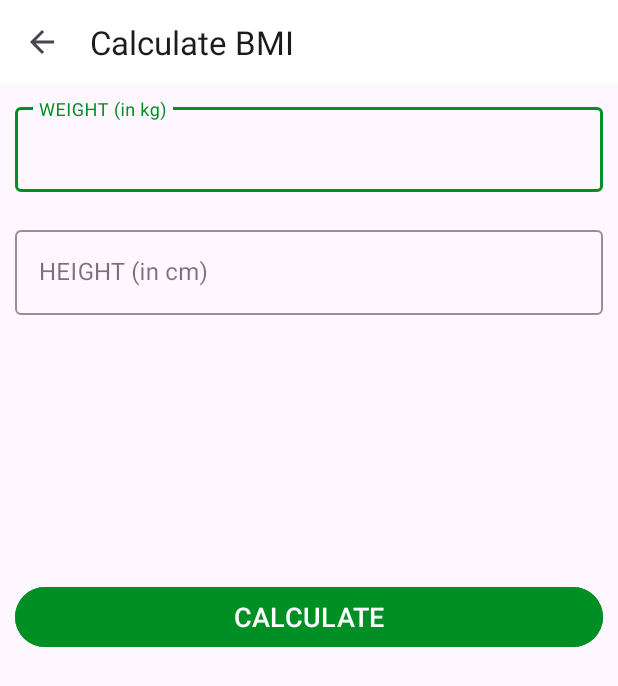
After one commit to savanj09/7MinutesWorkout, an Android app: the BMIActivity screen opened directly, with no data from a screen before it, on a phone screen of 412 x 824 dp. The commit adds this screen. Shown: the top 686 px of the screen. Run offline under Robolectric (Android 15) with nearby library versions, the phone set to English and light mode, and no system bars.

Commit message:
Adding the BMI Screen,Finish Activity and custom back dialog.

```diff
--- /dev/null
+++ b/app/src/main/res/layout/activity_bmi.xml
@@ -0,0 +1,127 @@
+<?xml version="1.0" encoding="utf-8"?>
+<RelativeLayout xmlns:android="http://schemas.android.com/apk/res/android"
+    xmlns:app="http://schemas.android.com/apk/res-auto"
+    xmlns:tools="http://schemas.android.com/tools"
+    android:layout_width="match_parent"
+    android:layout_height="match_parent"
+    tools:context=".BMIActivity">
+    <androidx.appcompat.widget.Toolbar
+        android:id="@+id/toolbar_bmi_activity"
+        android:layout_width="match_parent"
+        android:layout_height="?android:attr/actionBarSize"
+        android:background="#FFFFFF" />
+
+    <com.google.android.material.textfield.TextInputLayout
+        android:id="@+id/tilMetricUnitWeight"
+        android:layout_margin="10dp"
+        app:boxStrokeColor="@color/colorAccent"
+        app:hintTextColor="@color/colorAccent"
+        android:layout_below="@id/toolbar_bmi_activity"
+        style="@style/Widget.MaterialComponents.TextInputLayout.OutlinedBox"
+        android:layout_width="match_parent"
+        android:layout_height="wrap_content">
+
+        <androidx.appcompat.widget.AppCompatEditText
+            android:id="@+id/etMetricUnitWeight"
+            android:layout_width="match_parent"
+            android:layout_height="wrap_content"
+            android:hint="WEIGHT (in kg)"
+            android:inputType="numberDecimal"
+            android:textSize="16sp">
+
+
+
+        </androidx.appcompat.widget.AppCompatEditText>
+
+
+    </com.google.android.material.textfield.TextInputLayout>
+
+    <com.google.android.material.textfield.TextInputLayout
+        android:id="@+id/tilMetricUnitHeight"
+        android:layout_margin="10dp"
+        app:boxStrokeColor="@color/colorAccent"
+        app:hintTextColor="@color/colorAccent"
+        android:layout_marginTop="10dp"
+        android:layout_below="@id/tilMetricUnitWeight"
+        style="@style/Widget.MaterialComponents.TextInputLayout.OutlinedBox"
+        android:layout_width="match_parent"
+        android:layout_height="wrap_content">
+
+        <androidx.appcompat.widget.AppCompatEditText
+            android:id="@+id/etMetricUnitHeight"
+            android:layout_width="match_parent"
+            android:layout_height="wrap_content"
+            android:hint="HEIGHT (in cm)"
+            android:inputType="numberDecimal"
+            android:textSize="16sp">
+
+
+
+        </androidx.appcompat.widget.AppCompatEditText>
+
+
+    </com.google.android.material.textfield.TextInputLayout>
+
+    <LinearLayout
+        android:padding="10dp"
+        android:id="@+id/llDiplayBMIResult"
+        android:layout_width="match_parent"
+        android:layout_height="wrap_content"
+        android:layout_below="@id/tilMetricUnitHeight"
+        android:layout_marginTop="25dp"
+        android:orientation="vertical"
+        android:visibility="invisible"
+        tools:visibility="visible">
+
+        <TextView
+            android:id="@+id/tvYourBMI"
+            android:layout_width="match_parent"
+            android:layout_height="wrap_content"
+            android:gravity="center"
+            android:text="YOUR BMI"
+            android:textAllCaps="true"
+            android:textSize="16sp" />
+
+        <TextView
+            android:id="@+id/tvBMIValue"
+            android:layout_width="match_parent"
+            android:layout_height="wrap_content"
+            android:layout_marginTop="5dp"
+            android:gravity="center"
+            android:textSize="18sp"
+            android:textStyle="bold"
+            tools:text="15.00" />
+
+        <TextView
+            android:id="@+id/tvBMIType"
+            android:layout_width="match_parent"
+            android:layout_height="wrap_content"
+            android:layout_marginTop="5dp"
+            android:gravity="center"
+            android:textSize="18sp"
+            tools:text="Normal" />
+
+        <TextView
+            android:id="@+id/tvBMIDescription"
+            android:layout_width="match_parent"
+            android:layout_height="wrap_content"
+            android:layout_marginTop="5dp"
+            android:gravity="center"
+            android:textSize="18sp"
+            tools:text="Normal" />
+
+    </LinearLayout>
+
+    <Button
+        android:layout_margin="10dp"
+        android:layout_below="@id/llDiplayBMIResult"
+        android:id="@+id/btnCalculateUnits"
+        android:layout_width="match_parent"
+        android:layout_height="wrap_content"
+        android:layout_gravity="bottom"
+        android:layout_marginTop="35dp"
+        android:backgroundTint="@color/colorAccent"
+        android:text="CALCULATE"
+        android:textColor="#FFFFFF"
+        android:textSize="18sp" />
+</RelativeLayout>
```
Also changed, not shown: app/src/main/AndroidManifest.xml (+7 -2 lines), app/src/main/java/com/minutesworkout/BMIActivity.kt (added, +108 -0 lines), app/src/main/java/com/minutesworkout/ExerciseActivity.kt (+43 -11 lines), app/src/main/java/com/minutesworkout/FinishActivity.kt (added, +32 -0 lines), app/src/main/java/com/minutesworkout/MainActivity.kt (+5 -2 lines), app/src/main/res/drawable/ic_action_done.xml (added, +11 -0 lines), app/src/main/res/layout/activity_finish.xml (added, +69 -0 lines), app/src/main/res/layout/activity_main.xml (+37 -1 lines), app/src/main/res/layout/dialog_custom_back_notification.xml (added, +65 -0 lines).
